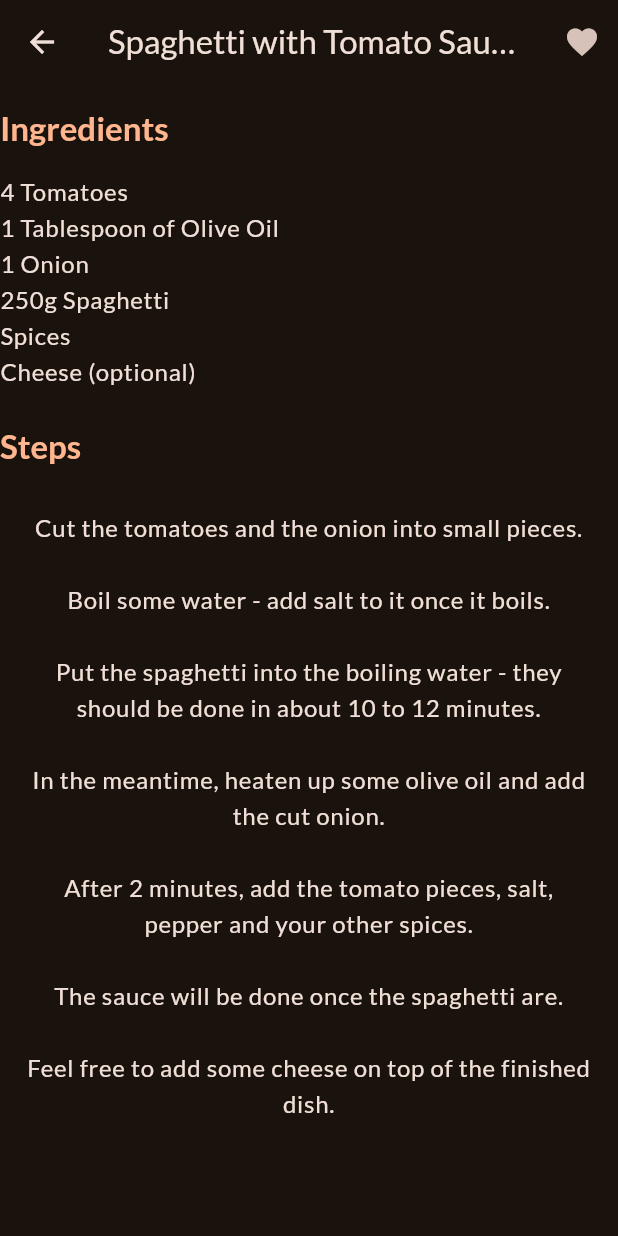
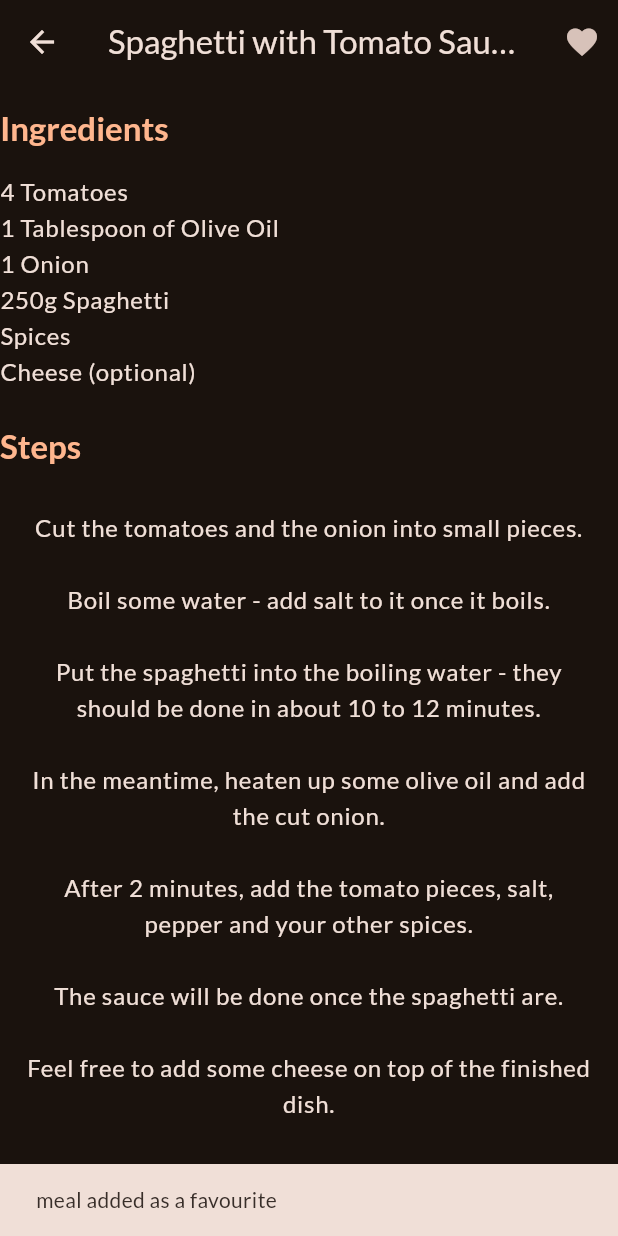
Before and after one commit to yusera-ansari-at-git/meals-flutter-course-proj, a Flutter app: the MealDetailsSreen screen opened directly with sample values from the repository, after a tap on the "favorite" icon, on a phone screen of 412 x 824 dp. Run offline on Flutter 3.47's test engine with Material 2 defaults, Android fonts, the phone set to English and light mode, and no system bars; our stand-ins replace flutter_riverpod, google_fonts, transparent_image; network calls fail.

Commit message:
triggering the notifier provider

```diff
--- a/lib/main.dart
+++ b/lib/main.dart
@@ -1,4 +1,5 @@
 import 'package:flutter/material.dart';
+import 'package:flutter_riverpod/flutter_riverpod.dart';
 
 import 'package:google_fonts/google_fonts.dart';
 import 'package:meals/data/dummy_data.dart';
@@ -16,7 +17,7 @@ final theme = ThemeData(
 );
 
 void main() {
-  runApp(const App());
+  runApp(const ProviderScope(child: App()));
 }
 
 class App extends StatelessWidget {
--- /dev/null
+++ b/lib/provider/favourite-meals.dart
@@ -0,0 +1,21 @@
+import 'package:flutter_riverpod/flutter_riverpod.dart';
+import 'package:meals/src/models/meal.dart';
+
+class FavouriteMealsNotifier extends StateNotifier<List<Meal>> {
+  FavouriteMealsNotifier() : super([]);
+  bool toggleMealFavouriteStatus(Meal meal) {
+    final isExisting = state.contains(meal);
+    if (isExisting) {
+      state = state.where((m) => m.id != meal.id).toList();
+      return false;
+    } else {
+      state = [...state, meal];
+      return true;
+    }
+  }
+}
+
+final favouriteMealsProvider =
+    StateNotifierProvider<FavouriteMealsNotifier, List<Meal>>(
+  (ref) => FavouriteMealsNotifier(),
+);
--- a/lib/src/screens/meal_detail.dart
+++ b/lib/src/screens/meal_detail.dart
@@ -1,23 +1,36 @@
 import 'package:flutter/material.dart';
+import 'package:flutter_riverpod/flutter_riverpod.dart';
+import 'package:meals/provider/favourite-meals.dart';
 import 'package:meals/src/models/meal.dart';
 import 'package:transparent_image/transparent_image.dart';
 
-class MealDetailsSreen extends StatelessWidget {
-  const MealDetailsSreen(
-      {super.key, required this.meal, required this.onToggleFavourite});
+class MealDetailsSreen extends ConsumerWidget {
+  const MealDetailsSreen({
+    super.key,
+    required this.meal,
+  });
   final Meal meal;
-  final void Function(Meal meal) onToggleFavourite;
   @override
-  Widget build(BuildContext context) {
+  Widget build(BuildContext context, WidgetRef ref) {
     return Scaffold(
       appBar: AppBar(
         title: Text(meal.title),
         actions: [
           IconButton(
               onPressed: () {
-                onToggleFavourite(meal);
+                final wasAdded = ref
+                    .read(favouriteMealsProvider.notifier)
+                    .toggleMealFavouriteStatus(meal);
+                ScaffoldMessenger.of(context).clearSnackBars();
+                ScaffoldMessenger.of(context).showSnackBar(
+                  SnackBar(
+                    content: Text(wasAdded
+                        ? 'meal added as a favourite'
+                        : 'meal removed'),
+                  ),
+                );
               },
-              icon: Icon(Icons.favorite))
+              icon: const Icon(Icons.favorite))
         ],
       ),
       body: ListView(
--- a/pubspec.yaml
+++ b/pubspec.yaml
@@ -32,6 +32,7 @@ dependencies:
     sdk: flutter
   google_fonts: ^6.1.0
   transparent_image: ^2.0.1
+  flutter_riverpod: ^2.4.4
 
   # The following adds the Cupertino Icons font to your application.
   # Use with the CupertinoIcons class for iOS style icons.
```
Also changed, not shown: lib/provider/meals_provider.dart (added, +13 -0 lines), lib/src/screens/categories.dart (+1 -7 lines), lib/src/screens/meals.dart (+8 -8 lines), lib/src/screens/tabs.dart (+31 -27 lines).
